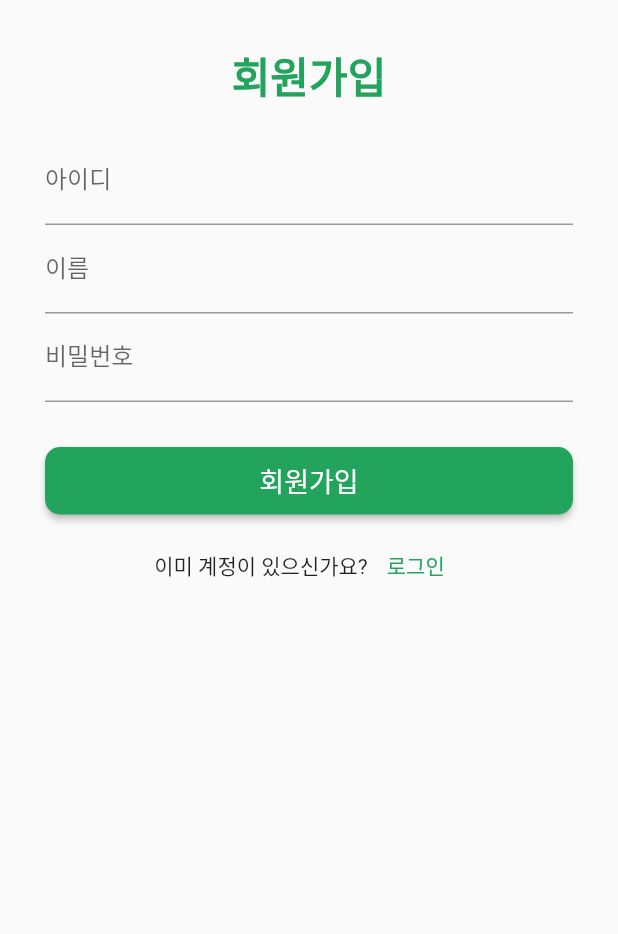
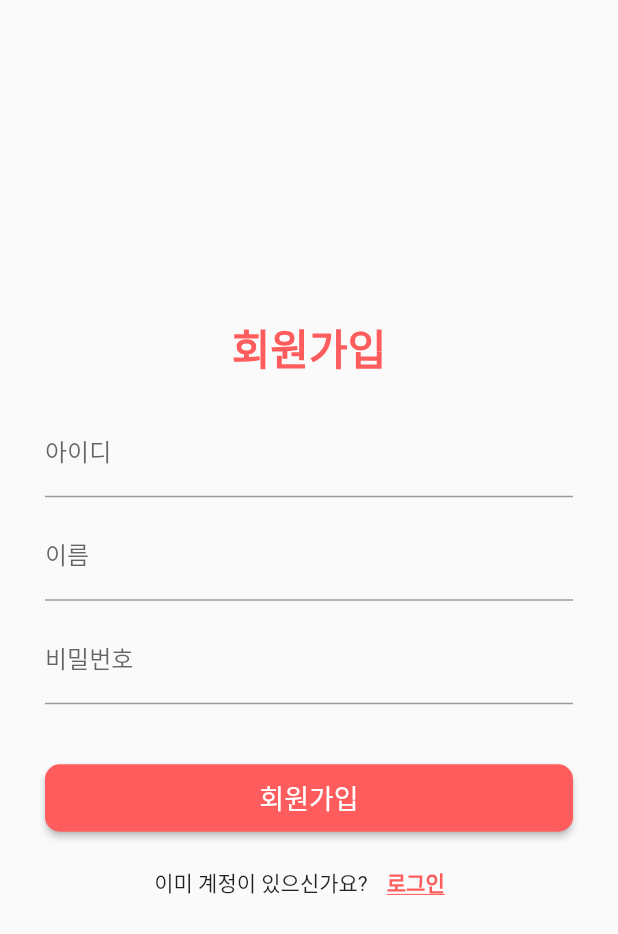
Before and after one commit to songfox00/React-Native-Study, a Flutter app: the screen it shows after launch, after a tap on "로그인", after a tap on "회원가입", on a phone screen of 412 x 824 dp. Shown: the top 934 px of the screen. Run offline on Flutter 3.47's test engine with Material 2 defaults, Android fonts, the light colour scheme and no system bars; our stand-ins replace dio; missing offline and left inert: dart:ffi.

Commit message:
일부 디자인 수정

```diff
--- a/lib/Login/login.dart
+++ b/lib/Login/login.dart
@@ -63,19 +63,6 @@ class _LoginPageState extends State<LoginPage> {
         },
         child: Scaffold(
             body: new Container(
-              // decoration: BoxDecoration(
-              //   gradient: LinearGradient(
-              //     begin: Alignment.bottomCenter,
-              //     end: Alignment.topCenter,
-              //     colors: [
-              //       Color(0xffF2F2F2),
-              //       Color(0xffF2F7EE),
-              //       Color(0xffF8FFF3),
-              //     ],
-              //     stops: [0.3, 0.7, 0.9, ],
-              //   ),
-              // ),
-              // color: Color(0xfff0f8ff),
               child: Container(
                 padding: EdgeInsets.all(30),
                 child: new Form(
@@ -101,15 +88,16 @@ class _LoginPageState extends State<LoginPage> {
                         child: new Column(
                           children: <Widget>[
                             new TextFormField(
-                              decoration: new InputDecoration(labelText: 'ID'),
+                              decoration: new InputDecoration(labelText: '아이디'),
                               validator: (value) =>
                               value!.isEmpty ? '아이디를 입력해주세요' : null,
                               onSaved: (value) => _id = value!,
                             ),
+                            Padding(padding: EdgeInsets.all(5.0)),
                             new TextFormField(
                               obscureText: true,
                               decoration:
-                              new InputDecoration(labelText: 'Password'),
+                              new InputDecoration(labelText: '비밀번호'),
                               validator: (value) => value!.isEmpty
                                   ? '비밀번호를 입력해주세요'
                                   : null,
@@ -122,7 +110,6 @@ class _LoginPageState extends State<LoginPage> {
                       //로그인
                       Container(
                         margin: EdgeInsets.only(left: 0.0, top: 40.0, right: 0.0, bottom: 10.0),
-
                         child: new ElevatedButton(
                           style: ElevatedButton.styleFrom(
                             shape: RoundedRectangleBorder(
--- a/lib/Login/signup.dart
+++ b/lib/Login/signup.dart
@@ -51,27 +51,24 @@ class _SignUpPageState extends State<SignUpPage> {
 
       var body = jsonDecode(response.body);
 
-      if(body["success"] == true){
+      if (body["success"] == true) {
         _showDialog("회원가입 성공", "회원가입에 성공했습니다.");
-      }
-      else{
+      } else {
         _showDialog("회원가입 실패", "회원가입에 실패했습니다");
       }
-    } else if(response.statusCode == 400){
+    } else if (response.statusCode == 400) {
       print('Response status: ${response.statusCode}');
       print('Response body: ${jsonDecode(utf8.decode(response.bodyBytes))}');
 
       var body = jsonDecode(response.body);
-      dynamic data=body["error"];
+      dynamic data = body["error"];
 
-      if(body["success"] == false && data["errorName"]=="DUPLICATED"){
+      if (body["success"] == false && data["errorName"] == "DUPLICATED") {
         _showDialog("회원가입 실패", "이미 회원가입한 아이디입니다.");
-      }
-      else{
+      } else {
         _showDialog("회원가입 실패", "아이디는 빈값일 수 없습니다.");
       }
-    }
-    else {
+    } else {
       print('error : ${response.reasonPhrase}');
     }
   }
@@ -84,21 +81,7 @@ class _SignUpPageState extends State<SignUpPage> {
           FocusScope.of(context).unfocus();
         },
         child: Scaffold(
-          //resizeToAvoidBottomInset : false,
-            body: SingleChildScrollView(
-                child: new Container(
-                  // decoration: BoxDecoration(
-                  //   gradient: LinearGradient(
-                  //     begin: Alignment.bottomCenter,
-                  //     end: Alignment.topCenter,
-                  //     colors: [
-                  //       Color(0xffF3F4F6),
-                  //       Color(0xffEFF4FA),
-                  //       Color(0xffECF4FE),
-                  //     ],
-                  //     stops: [0.3, 0.7, 0.9, ],
-                  //   ),
-                  // ),
+            body: SafeArea(
           child: Container(
               padding: EdgeInsets.all(30),
               child: new Form(
@@ -106,7 +89,7 @@ class _SignUpPageState extends State<SignUpPage> {
                 child: Column(
                   crossAxisAlignment: CrossAxisAlignment.stretch,
                   mainAxisAlignment: MainAxisAlignment.center,
-                          children: <Widget>[
+                  children: [
                     Container(
                       margin: EdgeInsets.only(bottom: 20.0),
                       alignment: Alignment.center,
@@ -120,7 +103,6 @@ class _SignUpPageState extends State<SignUpPage> {
                         ),
                       ),
                     ),
-
                     Container(
                       child: Column(
                         children: [
@@ -130,17 +112,19 @@ class _SignUpPageState extends State<SignUpPage> {
                                 value!.isEmpty ? '아이디를 입력해주세요' : null,
                             onSaved: (value) => _id = value!,
                           ),
+                          Padding(padding: EdgeInsets.all(5.0)),
                           TextFormField(
                             decoration: new InputDecoration(labelText: '이름'),
                             validator: (value) =>
                                 value!.isEmpty ? '이름을 입력해주세요' : null,
                             onSaved: (value) => _name = value!,
                           ),
+                          Padding(padding: EdgeInsets.all(5.0)),
                           TextFormField(
                             obscureText: true,
                             decoration: new InputDecoration(labelText: '비밀번호'),
                             validator: (value) =>
-                                    value!.isEmpty ? '비밀번호를 입력해주세요' :null,
+                                value!.isEmpty ? '비밀번호를 입력해주세요' : null,
                             onSaved: (value) => _pass = value!,
                           ),
                           // TextFormField(
@@ -150,17 +134,19 @@ class _SignUpPageState extends State<SignUpPage> {
                           //   value!.isEmpty ? '비밀번호가 확인되지 않았습니다' :
                           //   value != _pass? "비밀번호가 일치하지 않습니다." :null,
                           // ),
+
                         ],
                       ),
                     ),
-
                     Container(
-                              margin: EdgeInsets.only(top: 30.0, bottom: 10.0),
-                              child: new RaisedButton(
+                      margin: EdgeInsets.only(top: 40.0, bottom: 10.0),
+                      child: new ElevatedButton(
+                        style: ElevatedButton.styleFrom(
                           shape: RoundedRectangleBorder(
                             borderRadius: BorderRadius.circular(10),
                           ),
-                                color: Color(greenColor),
+                          primary: Color(greenColor),
+                        ),
                         child: new Text(
                           '회원가입',
                           style: new TextStyle(
@@ -170,7 +156,7 @@ class _SignUpPageState extends State<SignUpPage> {
                         ),
                         onPressed: () {
                           validateAndSignUp();
-                                  print("pass"+_pass);
+                          print("pass" + _pass);
                         },
                       ),
                       height: 45,
@@ -193,7 +179,8 @@ class _SignUpPageState extends State<SignUpPage> {
                               '로그인',
                               style: TextStyle(
                                   color: Color(greenColor),
-                                      ),
+                                  fontWeight: FontWeight.w600,
+                                  decoration: TextDecoration.underline),
                             ),
                           )
                         ],
@@ -202,10 +189,10 @@ class _SignUpPageState extends State<SignUpPage> {
                   ],
                 ),
               )),
-                ))));
+        )));
   }
 
-  void _showDialog(String title, text){
+  void _showDialog(String title, text) {
     showDialog<String>(
       context: context,
       builder: (BuildContext context) => AlertDialog(
@@ -218,9 +205,9 @@ class _SignUpPageState extends State<SignUpPage> {
           TextButton(
             onPressed: () {
               Navigator.of(context).pop();
-              // Navigator.push(context,
-              //   MaterialPageRoute(builder: (context) => LoginPage()),
-              // );
+              Navigator.push(context,
+                MaterialPageRoute(builder: (context) => LoginPage()),
+              );
             },
             child: const Text('확인'),
           ),
--- a/lib/color.dart
+++ b/lib/color.dart
@@ -1,3 +1,3 @@
 import 'package:flutter/material.dart';
 
-final greenColor=0xff22A45D;
+final greenColor=0xffFF5D5D;
--- a/lib/main.dart
+++ b/lib/main.dart
@@ -41,7 +41,8 @@ class _SplashScreenState extends State<SplashScreen> {
         body: new Container(
             child: Center(
               child: Container(
-                margin: EdgeInsets.all(100.0),
+                width: 100,
+                height: 100,
                 // alignment:Alignment.center,
                 child: Image.asset('images/happy.png'),
               ),
```
Lines whose indentation alone changed are shown as unchanged.
